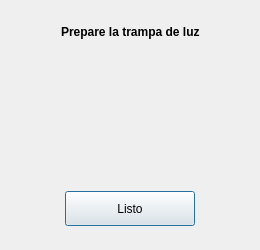
Old version of the form dlgestandarizar.ui in the repository Gabnz/Spectrasoft.
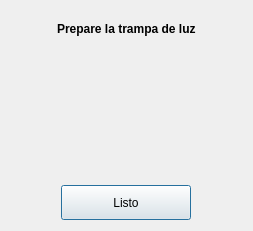
New version of the form. Icons and pictures are not drawn.

```diff
--- a/dlgestandarizar.ui
+++ b/dlgestandarizar.ui
@@ -6,8 +6,8 @@
    <rect>
     <x>0</x>
     <y>0</y>
-    <width>260</width>
-    <height>250</height>
+    <width>253</width>
+    <height>231</height>
    </rect>
   </property>
   <property name="windowTitle">
@@ -217,22 +217,6 @@
        </item>
       </layout>
      </item>
-     <item>
-      <spacer name="verticalSpacer_3">
-       <property name="orientation">
-        <enum>Qt::Vertical</enum>
-       </property>
-       <property name="sizeType">
-        <enum>QSizePolicy::Fixed</enum>
-       </property>
-       <property name="sizeHint" stdset="0">
-        <size>
-         <width>20</width>
-         <height>13</height>
-        </size>
-       </property>
-      </spacer>
-     </item>
     </layout>
    </item>
   </layout>
```
Left out of the diff: 2 changed lines with no effect on the pictures.
